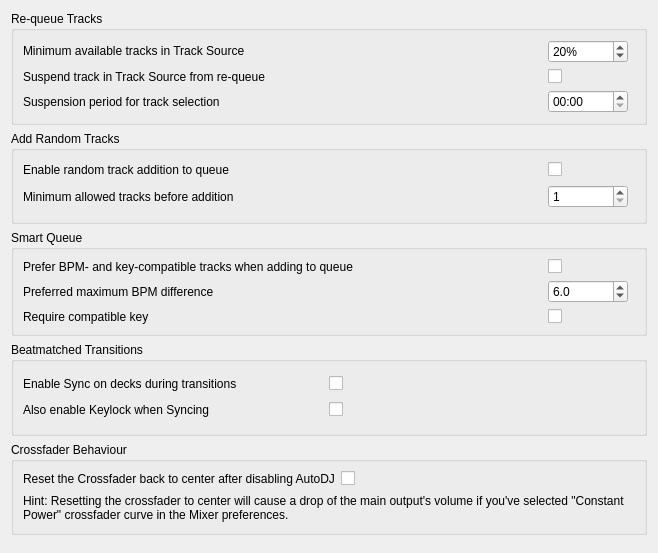
Before: the Qt Designer form src/preferences/dialog/dlgprefautodjdlg.ui in seund123/mixxx, drawn with Qt 5.
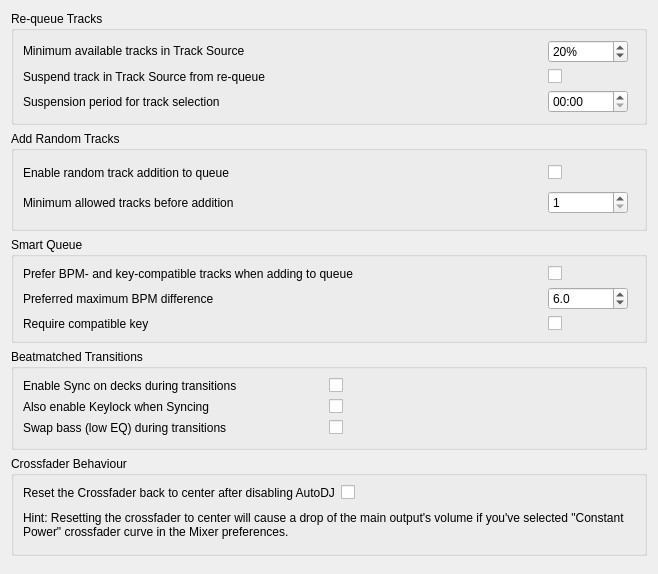
After: the same form once the commit is applied.

Commit message: Auto DJ: restore sync/keylock on disable and add EQ bass-swap transitions

```diff
--- a/src/preferences/dialog/dlgprefautodjdlg.ui
+++ b/src/preferences/dialog/dlgprefautodjdlg.ui
@@ -444,6 +444,31 @@
         </widget>
        </item>
 
+       <item row="2" column="0">
+        <widget class="QLabel" name="AutoBassSwapOnTransitionLabel">
+         <property name="sizePolicy">
+          <sizepolicy hsizetype="Minimum" vsizetype="Preferred">
+           <horstretch>0</horstretch>
+           <verstretch>0</verstretch>
+          </sizepolicy>
+         </property>
+         <property name="text">
+          <string>Swap bass (low EQ) during transitions</string>
+         </property>
+         <property name="buddy">
+          <cstring>AutoBassSwapOnTransitionCheckBox</cstring>
+         </property>
+        </widget>
+       </item>
+
+       <item row="2" column="1">
+        <widget class="QCheckBox" name="AutoBassSwapOnTransitionCheckBox">
+         <property name="toolTip">
+          <string>Cut the incoming deck's bass during the first half of the crossfade and swap it in at the midpoint, so the two basslines don't clash.</string>
+         </property>
+        </widget>
+       </item>
+
        <item row="0" column="2">
         <spacer name="horizontalSpacerBeatmatch">
          <property name="orientation">
```
The commit also changes 3 other files.
